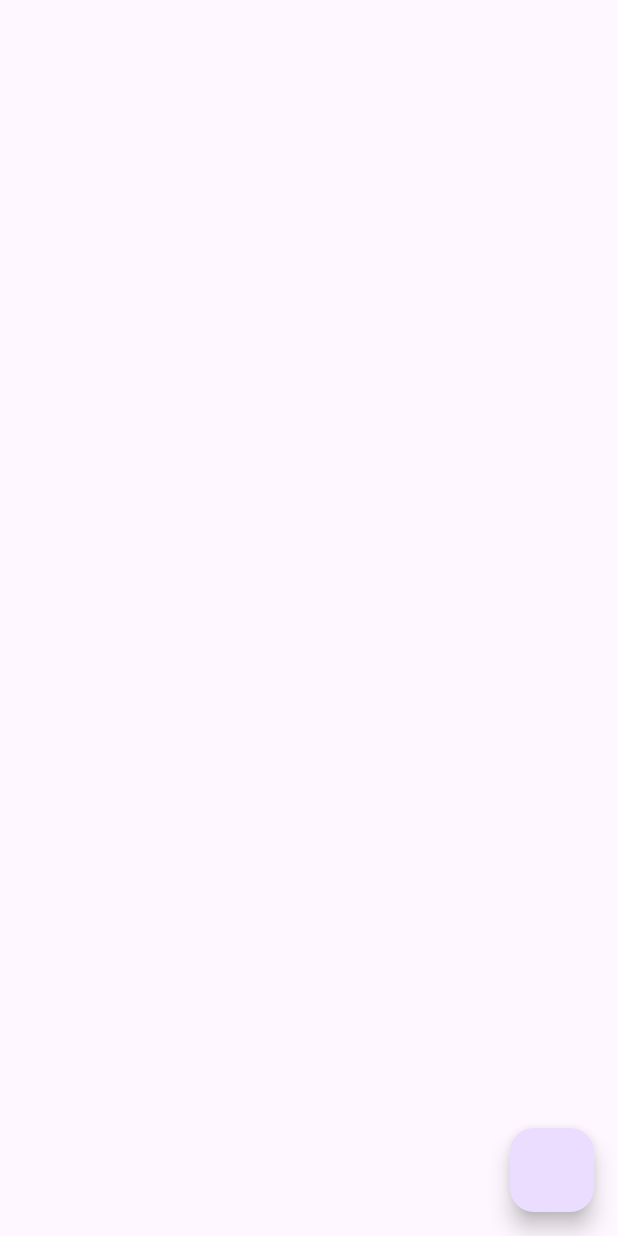
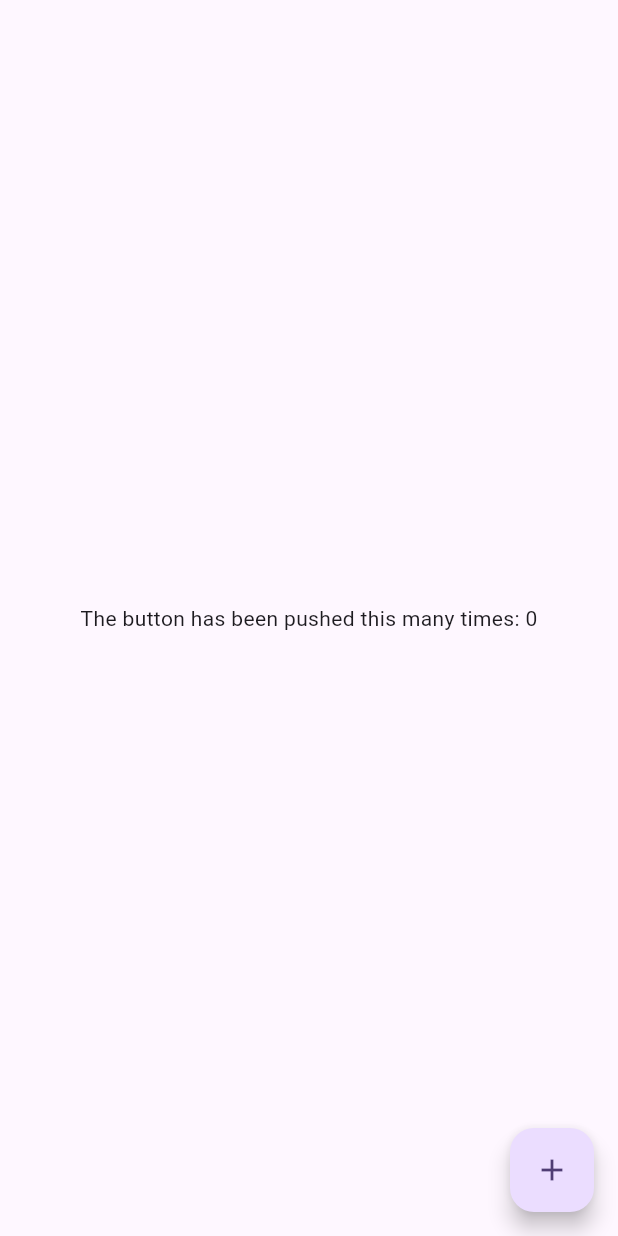
Before and after one commit to IdoDePro/TIC-TAC-TOE, a Flutter app: the screen it shows after launch, on a phone screen of 412 x 824 dp. Run offline on Flutter 3.47's test engine with Material 3 defaults, Android fonts, the phone set to English and light mode, and no system bars; our stand-ins replace flutter_redux, redux.

```diff
--- a/lib/widget.dart
+++ b/lib/widget.dart
@@ -1,7 +1,7 @@
 import 'package:flutter/material.dart';
 import 'package:flutter_redux/flutter_redux.dart';
 import 'package:project/action.dart';
-import '/app_state.dart';
+import 'package:project/app_state.dart';
 
 class MyWidget extends StatelessWidget {
   const MyWidget({super.key});
@@ -9,9 +9,55 @@ class MyWidget extends StatelessWidget {
   @override
   Widget build(BuildContext context) {
     return Scaffold(
-      floatingActionButton: FloatingActionButton(onPressed: () {
-        ;
-      }),
+      body: Center(
+        child: Column(
+          mainAxisAlignment: MainAxisAlignment.center,
+          children: [
+            // Connect the Store to a Text Widget that renders the current
+            // count.
+            //
+            // We'll wrap the Text Widget in a `StoreConnector` Widget. The
+            // `StoreConnector` will find the `Store` from the nearest
+            // `StoreProvider` ancestor, convert it into a String of the
+            // latest count, and pass that String  to the `builder` function
+            // as the `count`.
+            //
+            // Every time the button is tapped, an action is dispatched and
+            // run through the reducer. After the reducer updates the state,
+            // the Widget will be automatically rebuilt with the latest
+            // count. No need to manually manage subscriptions or Streams!
+            StoreConnector<AppState, String>(
+              converter: (store) => store.state.value.toString(),
+              builder: (context, count) {
+                return Text(
+                  'The button has been pushed this many times: $count',
+                );
+              },
+            )
+          ],
+        ),
+      ),
+      // Connect the Store to a FloatingActionButton. In this case, we'll
+      // use the Store to build a callback that will dispatch an Increment
+      // Action.
+      //
+      // Then, we'll pass this callback to the button's `onPressed` handler.
+      floatingActionButton: StoreConnector<AppState, VoidCallback>(
+        converter: (store) {
+          // Return a `VoidCallback`, which is a fancy name for a function
+          // with no parameters and no return value.
+          // It only dispatches an Increment action.
+          return () => store.dispatch(AppAction.add);
+        },
+        builder: (context, callback) {
+          return FloatingActionButton(
+            // Attach the `callback` to the `onPressed` attribute
+            onPressed: callback,
+            tooltip: 'Increment',
+            child: const Icon(Icons.add),
+          );
+        },
+      ),
     );
   }
 }
```
Also changed, not shown: 1 other file.
